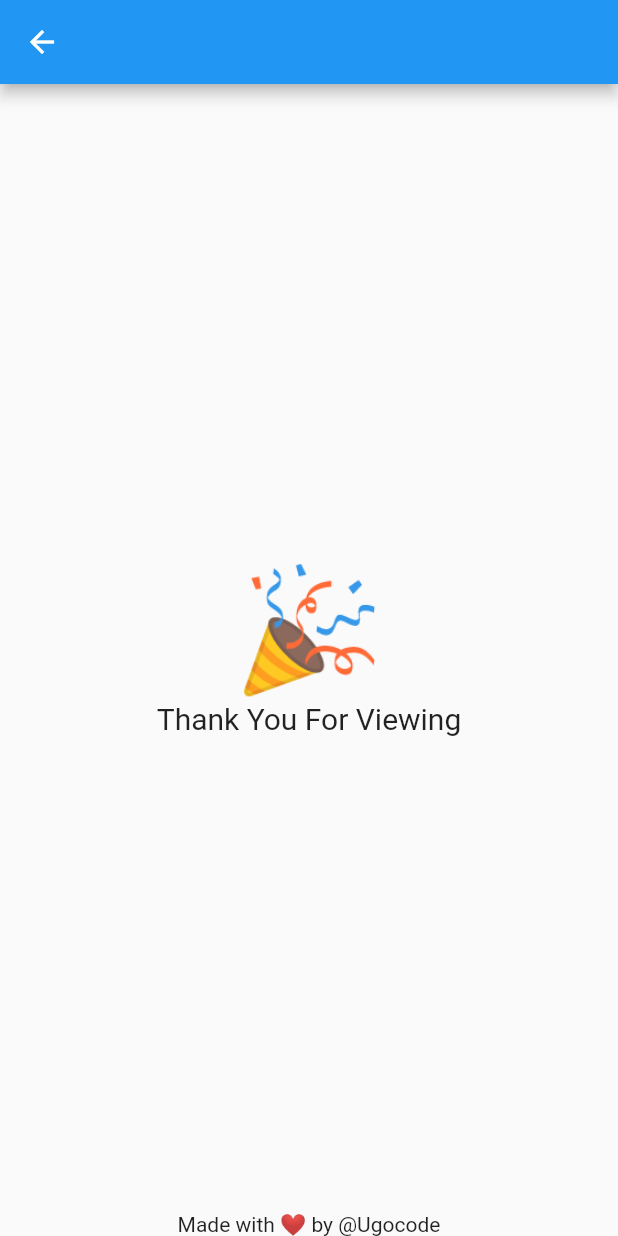
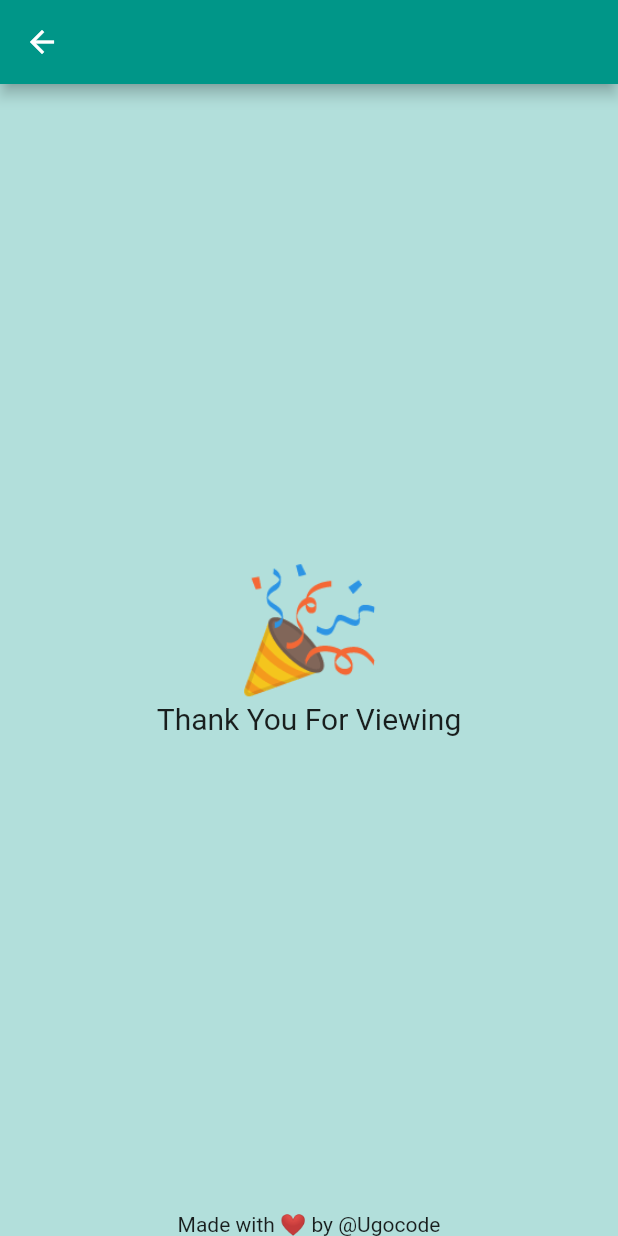
Before and after one commit to Ugocode/Solid-Test-Task, a Flutter app: the screen it shows after launch, after a tap on the "arrow forward" icon, on a phone screen of 412 x 824 dp. Run offline on Flutter 3.47's test engine with Material 2 defaults, Android fonts, the phone set to English and light mode, and no system bars; our stand-ins replace flutter_animate.

Commit message:
added a little color to the bg

```diff
--- a/lib/Screens/my_home_page.dart
+++ b/lib/Screens/my_home_page.dart
@@ -58,7 +58,7 @@ class _MyHomePageState extends State<MyHomePage> {
                   'Hello there! ',
                   style: TextStyle(
                     fontSize: 35,
-                    color: Colors.black,
+                    color: Colors.green,
                   ),
                 )
 
--- a/lib/Screens/thank_you_page.dart
+++ b/lib/Screens/thank_you_page.dart
@@ -7,8 +7,10 @@ class ThankyouPage extends StatelessWidget {
 
   @override
   Widget build(BuildContext context) {
-    return Scaffold(
+    return SafeArea(
+      child: Scaffold(
         appBar: AppBar(),
+        backgroundColor: Colors.teal[100],
         body: Center(
           child: Expanded(
             child: Column(
@@ -28,6 +30,7 @@ class ThankyouPage extends StatelessWidget {
             ),
           ),
         ),
+      ),
     );
   }
 }
--- a/lib/main.dart
+++ b/lib/main.dart
@@ -18,7 +18,7 @@ class Main extends StatelessWidget {
       title: 'Solid Color Changer',
       debugShowCheckedModeBanner: false,
       theme: ThemeData(
-        primarySwatch: Colors.blue,
+        primarySwatch: Colors.teal,
       ),
       home: const MyHomePage(),
     );
```
Lines whose indentation alone changed are shown as unchanged.
